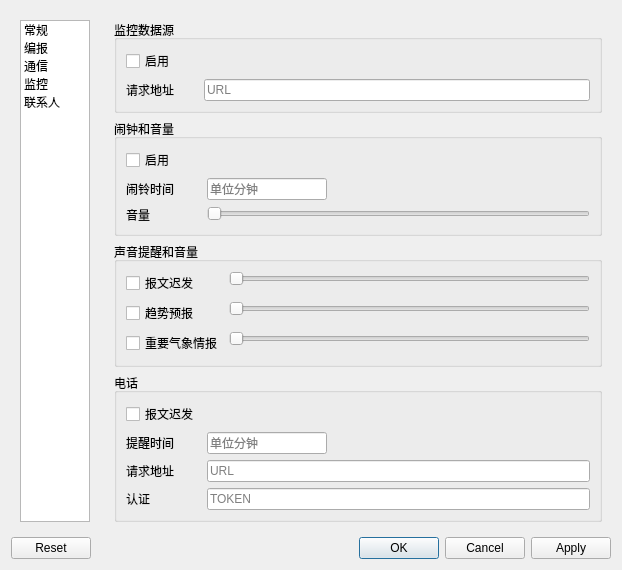
Above: tafor/widgets/ui/settings.ui from up1and/tafor before the change. Below: the same form after it.
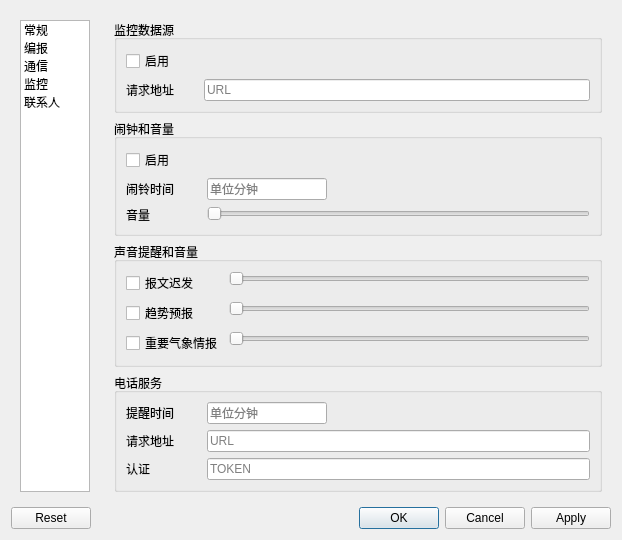
That is the form after the change. The open tabs and pages were chosen to show the change.

```diff
--- a/tafor/widgets/ui/settings.ui
+++ b/tafor/widgets/ui/settings.ui
@@ -7,7 +7,7 @@
     <x>0</x>
     <y>0</y>
     <width>622</width>
-    <height>497</height>
+    <height>475</height>
    </rect>
   </property>
   <property name="acceptDrops">
@@ -736,24 +736,17 @@
          <item>
           <widget class="QGroupBox" name="phone_group">
            <property name="title">
-            <string>电话</string>
+            <string>电话服务</string>
            </property>
            <layout class="QFormLayout" name="formLayout_4">
             <item row="0" column="0">
-             <widget class="QCheckBox" name="phone_warn_taf">
-              <property name="text">
-               <string>报文迟发</string>
-              </property>
-             </widget>
-            </item>
-            <item row="1" column="0">
              <widget class="QLabel" name="warn_taf_time_label">
               <property name="text">
                <string>提醒时间        </string>
               </property>
              </widget>
             </item>
-            <item row="1" column="1">
+            <item row="0" column="1">
              <widget class="QLineEdit" name="warn_taf_time">
               <property name="maximumSize">
                <size>
@@ -766,28 +759,28 @@
               </property>
              </widget>
             </item>
-            <item row="2" column="0">
+            <item row="1" column="0">
              <widget class="QLabel" name="call_service_url_label">
               <property name="text">
                <string>请求地址        </string>
               </property>
              </widget>
             </item>
-            <item row="2" column="1">
+            <item row="1" column="1">
              <widget class="QLineEdit" name="call_service_url">
               <property name="placeholderText">
                <string>URL</string>
               </property>
              </widget>
             </item>
-            <item row="3" column="0">
+            <item row="2" column="0">
              <widget class="QLabel" name="call_service_token_label">
               <property name="text">
                <string>认证            </string>
               </property>
              </widget>
             </item>
-            <item row="3" column="1">
+            <item row="2" column="1">
              <widget class="QLineEdit" name="call_service_token">
               <property name="placeholderText">
                <string>TOKEN</string>
```
Left out of the diff: 7 changed lines with no effect on the pictures.
